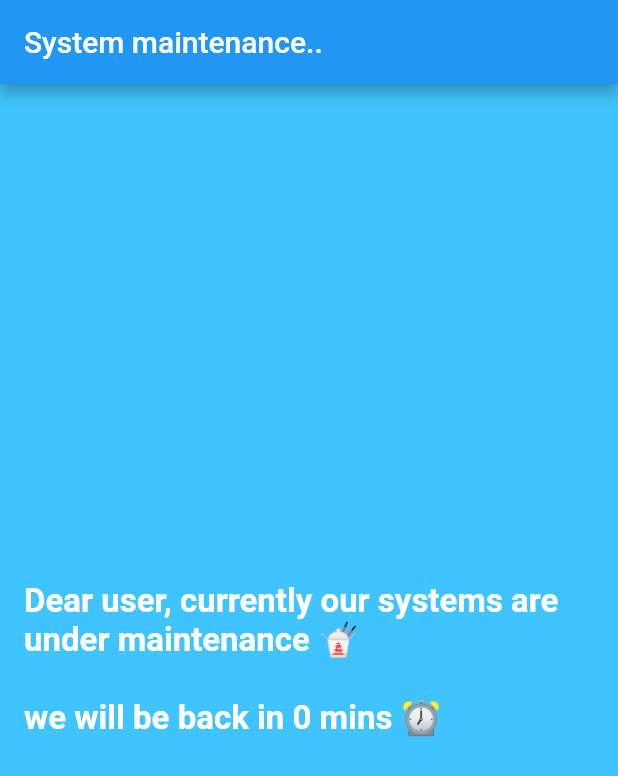
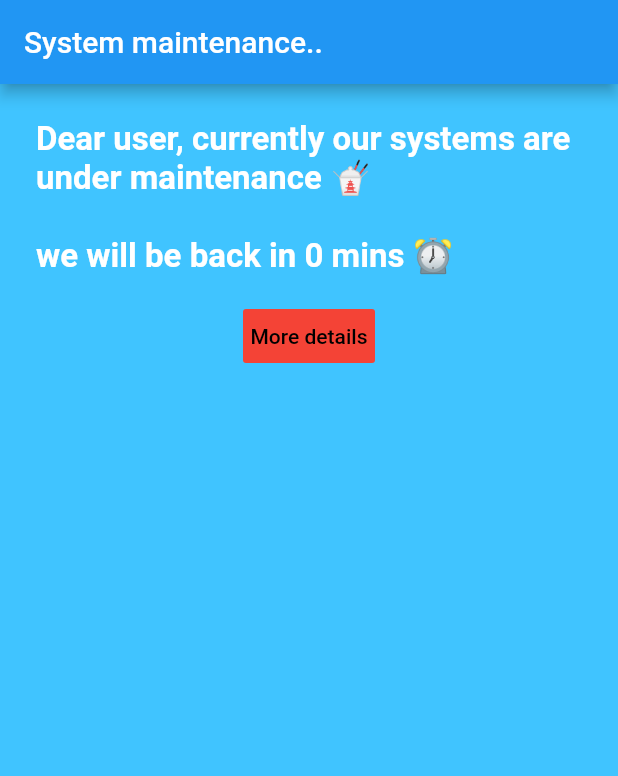
Before and after one commit to ratzr15/flutter-mainteance-screen, a Flutter app: the screen it shows after launch, on a phone screen of 412 x 824 dp. Shown: the top 776 px of the screen. Run offline on Flutter 3.47's test engine with Material 2 defaults, Android fonts, the phone set to English and light mode, and no system bars.

Commit message:
Add: new screen with navigation

```diff
--- a/lib/app_screens/first_screen.dart
+++ b/lib/app_screens/first_screen.dart
@@ -1,27 +1,49 @@
 import 'package:flutter/material.dart';
 import 'dart:math';
+import 'package:flutter_app/app_screens/details_screen.dart';
 
 class FirstScreen extends StatelessWidget {
   @override
   Widget build(BuildContext context) {
     return Material(
         color: Colors.lightBlueAccent,
-      child: Center(
+        child: ListView(
+          children: [
+            Center(
               child: Padding(
                   padding: EdgeInsets.all(16.0),
-            child: Text(
-                "Dear user, currently our systems are under maintenance 🥡 \n \nwe will be back in ${generateRandomNumber()} mins ⏰",
+                  child: Text(generateWaitMesssage(),
                       textDirection: TextDirection.ltr,
                       style: TextStyle(
                           color: Colors.white,
                           fontSize: 22.0,
                           fontWeight: FontWeight.bold))),
             ),
-    );
+            Center(
+              child: Padding(
+                padding: EdgeInsets.all(0.0),
+                child: FlatButton(
+                    padding: EdgeInsets.all(0),
+                    textColor: Colors.black,
+                    color: Colors.red,
+                    onPressed: () {
+                      _navigateToNextScreen(context);
+                    },
+                    child: Text("More details")),
+              ),
+            )
+          ],
+          padding: EdgeInsets.all(8),
+        ));
   }
 
-  int generateRandomNumber() {
+  String generateWaitMesssage() {
     var random = Random();
-    return random.nextInt(10);
+    return "Dear user, currently our systems are under maintenance 🥡 \n \nwe will be back in ${random.nextInt(10)} mins ⏰ ";
+  }
+
+  void _navigateToNextScreen(BuildContext context) {
+    Navigator.of(context)
+        .push(MaterialPageRoute(builder: (context) => DetailScreen()));
   }
 }
```
Also changed, not shown: lib/app_screens/details_screen.dart (added, +13 -0 lines). Lines whose indentation alone changed are shown as unchanged.
